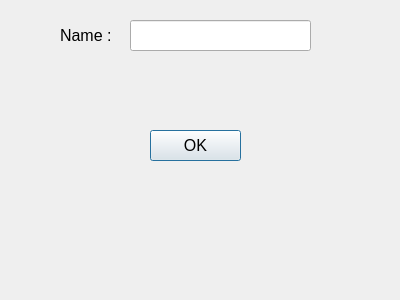
First picture: the form in main.ui, repository pkmitl205/qt5, before the edit.
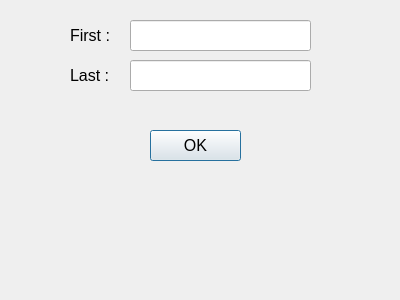
Second picture: the form after the edit.

```diff
--- a/main.ui
+++ b/main.ui
@@ -16,9 +16,9 @@
   <widget class="QLabel" name="label">
    <property name="geometry">
     <rect>
-     <x>60</x>
+     <x>70</x>
      <y>20</y>
-     <width>61</width>
+     <width>41</width>
      <height>31</height>
     </rect>
    </property>
@@ -28,7 +28,7 @@
     </font>
    </property>
    <property name="text">
-    <string>Name :</string>
+    <string>First :</string>
    </property>
   </widget>
   <widget class="QLineEdit" name="lineEdit">
@@ -64,6 +64,39 @@
     <string/>
    </property>
   </widget>
+  <widget class="QLabel" name="label_3">
+   <property name="geometry">
+    <rect>
+     <x>70</x>
+     <y>60</y>
+     <width>41</width>
+     <height>31</height>
+    </rect>
+   </property>
+   <property name="font">
+    <font>
+     <pointsize>12</pointsize>
+    </font>
+   </property>
+   <property name="text">
+    <string>Last :</string>
+   </property>
+  </widget>
+  <widget class="QLineEdit" name="lineEdit_2">
+   <property name="geometry">
+    <rect>
+     <x>130</x>
+     <y>60</y>
+     <width>181</width>
+     <height>31</height>
+    </rect>
+   </property>
+   <property name="font">
+    <font>
+     <pointsize>12</pointsize>
+    </font>
+   </property>
+  </widget>
   <widget class="QPushButton" name="pushButton">
    <property name="geometry">
     <rect>
```
